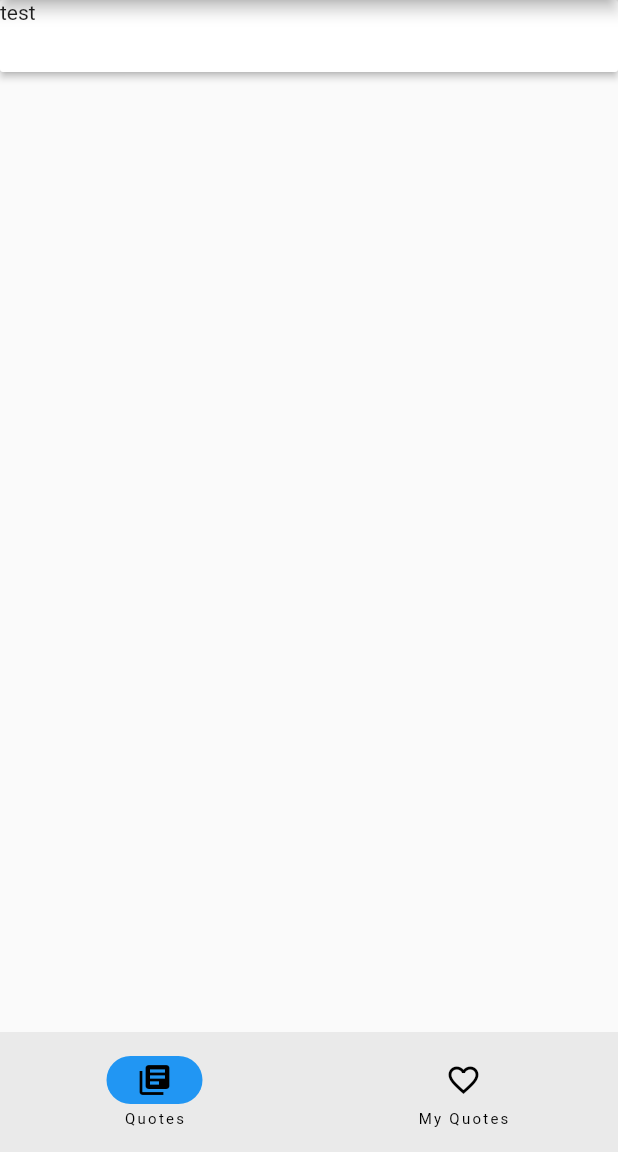
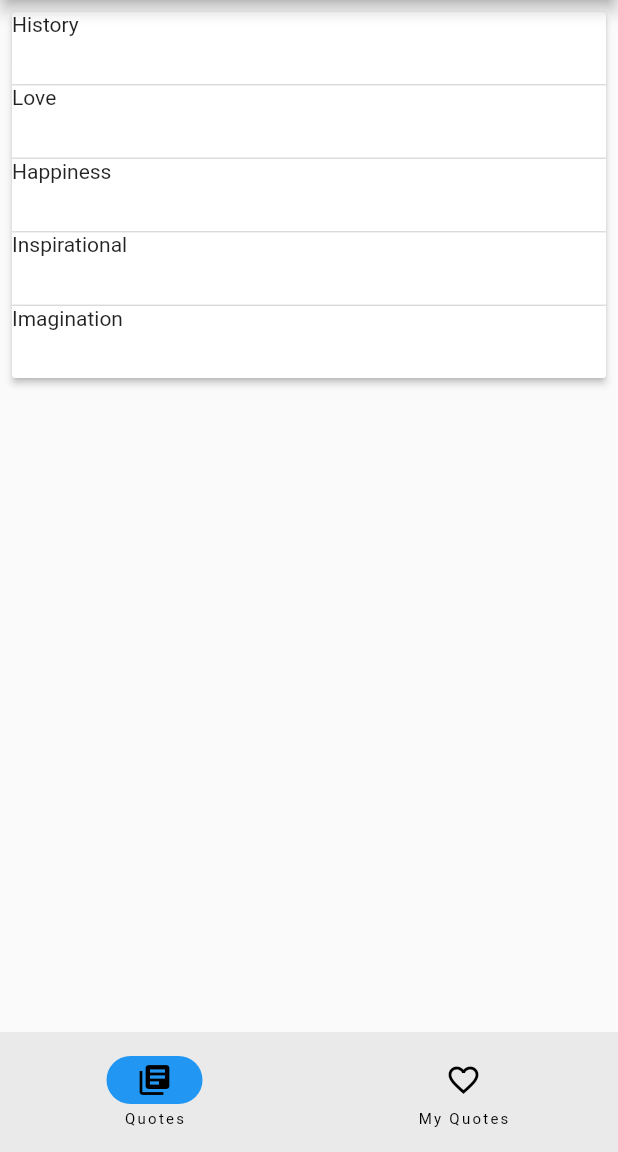
Before and after one commit to KerimNurikic/students_app, a Flutter app: the screen it shows after launch, in the side drawer, after a tap on "Quotes", on a phone screen of 412 x 824 dp, the part 84-1236 px from its top. Run offline on Flutter 3.47's test engine with Material 2 defaults, Android fonts, the phone set to English and light mode, and no system bars; network calls fail.

Commit message:
Work on quotes section

```diff
--- a/lib/services/quotes_service.dart
+++ b/lib/services/quotes_service.dart
@@ -2,7 +2,99 @@ import '../models/quote.dart';
 
 class QuotesService {
   static const endpoint = 'https://api.api-ninjas.com/v1/quotes';
-  static var quotes = [
+  static var happinessQuotes = [
+    Quote(
+        quoteText: 'The grand essentials of happiness are: something to do, something to love, and something to hope for.',
+        quoteAuthor: 'Chambers, Allan K.',
+        quoteCategory: 'happiness'),
+    Quote(
+      quoteText: 'We always deceive ourselves twice about the people we love - first to their advantage, then to their disadvantage.',
+      quoteAuthor: 'Albert Camus',
+      quoteCategory: 'love'),
+    Quote(
+        quoteText: 'We know from our own history that democratic institutions take decades to mature, and we know from past conflicts that freedom is not free.',
+        quoteAuthor: 'Jim DeMint',
+        quoteCategory: 'history'),
+    Quote(
+        quoteText: 'Fortunately, somewhere between chance and mystery lies imagination, the only thing that protects our freedom, despite the fact that people keep trying to reduce it or kill it off altogether.',
+        quoteAuthor: 'Luis Bunuel',
+        quoteCategory: 'imagination'),
+    Quote(
+        quoteText: 'In oneself lies the whole world and if you know how to look and learn, the door is there and the key is in your hand. Nobody on earth can give you either the key or the door to open, except yourself.',
+        quoteAuthor: 'Jiddu Krishnamurti',
+        quoteCategory: 'inspirational'),
+  ];
+
+  static var loveQuotes = [
+    Quote(
+        quoteText: 'The grand essentials of happiness are: something to do, something to love, and something to hope for.',
+        quoteAuthor: 'Chambers, Allan K.',
+        quoteCategory: 'happiness'),
+    Quote(
+      quoteText: 'We always deceive ourselves twice about the people we love - first to their advantage, then to their disadvantage.',
+      quoteAuthor: 'Albert Camus',
+      quoteCategory: 'love'),
+    Quote(
+        quoteText: 'We know from our own history that democratic institutions take decades to mature, and we know from past conflicts that freedom is not free.',
+        quoteAuthor: 'Jim DeMint',
+        quoteCategory: 'history'),
+    Quote(
+        quoteText: 'Fortunately, somewhere between chance and mystery lies imagination, the only thing that protects our freedom, despite the fact that people keep trying to reduce it or kill it off altogether.',
+        quoteAuthor: 'Luis Bunuel',
+        quoteCategory: 'imagination'),
+    Quote(
+        quoteText: 'In oneself lies the whole world and if you know how to look and learn, the door is there and the key is in your hand. Nobody on earth can give you either the key or the door to open, except yourself.',
+        quoteAuthor: 'Jiddu Krishnamurti',
+        quoteCategory: 'inspirational'),
+  ];
+
+  static var imaginationQuotes = [
+    Quote(
+        quoteText: 'The grand essentials of happiness are: something to do, something to love, and something to hope for.',
+        quoteAuthor: 'Chambers, Allan K.',
+        quoteCategory: 'happiness'),
+    Quote(
+      quoteText: 'We always deceive ourselves twice about the people we love - first to their advantage, then to their disadvantage.',
+      quoteAuthor: 'Albert Camus',
+      quoteCategory: 'love'),
+    Quote(
+        quoteText: 'We know from our own history that democratic institutions take decades to mature, and we know from past conflicts that freedom is not free.',
+        quoteAuthor: 'Jim DeMint',
+        quoteCategory: 'history'),
+    Quote(
+        quoteText: 'Fortunately, somewhere between chance and mystery lies imagination, the only thing that protects our freedom, despite the fact that people keep trying to reduce it or kill it off altogether.',
+        quoteAuthor: 'Luis Bunuel',
+        quoteCategory: 'imagination'),
+    Quote(
+        quoteText: 'In oneself lies the whole world and if you know how to look and learn, the door is there and the key is in your hand. Nobody on earth can give you either the key or the door to open, except yourself.',
+        quoteAuthor: 'Jiddu Krishnamurti',
+        quoteCategory: 'inspirational'),
+  ];
+
+  static var inspirationalQuotes = [
+    Quote(
+        quoteText: 'The grand essentials of happiness are: something to do, something to love, and something to hope for.',
+        quoteAuthor: 'Chambers, Allan K.',
+        quoteCategory: 'happiness'),
+    Quote(
+      quoteText: 'We always deceive ourselves twice about the people we love - first to their advantage, then to their disadvantage.',
+      quoteAuthor: 'Albert Camus',
+      quoteCategory: 'love'),
+    Quote(
+        quoteText: 'We know from our own history that democratic institutions take decades to mature, and we know from past conflicts that freedom is not free.',
+        quoteAuthor: 'Jim DeMint',
+        quoteCategory: 'history'),
+    Quote(
+        quoteText: 'Fortunately, somewhere between chance and mystery lies imagination, the only thing that protects our freedom, despite the fact that people keep trying to reduce it or kill it off altogether.',
+        quoteAuthor: 'Luis Bunuel',
+        quoteCategory: 'imagination'),
+    Quote(
+        quoteText: 'In oneself lies the whole world and if you know how to look and learn, the door is there and the key is in your hand. Nobody on earth can give you either the key or the door to open, except yourself.',
+        quoteAuthor: 'Jiddu Krishnamurti',
+        quoteCategory: 'inspirational'),
+  ];
+
+  static var historyQuotes = [
     Quote(
         quoteText: 'The grand essentials of happiness are: something to do, something to love, and something to hope for.',
         quoteAuthor: 'Chambers, Allan K.',
@@ -27,7 +119,20 @@ class QuotesService {
   static var favoriteQuotes = <Quote>[];
 
   List<Quote> getQuotesByCategory(String category) {
-    return quotes;
+    switch (category) {
+      case 'history':
+        return historyQuotes;
+      case 'love':
+        return loveQuotes;
+      case 'happiness':
+        return happinessQuotes;
+      case 'imagination':
+        return imaginationQuotes;
+      case 'inspirational':
+        return inspirationalQuotes;
+      default:
+      return List.empty();
+    }
   }
 
   List<Quote> getFavoriteQuotes(){
@@ -38,11 +143,17 @@ class QuotesService {
     return favoriteQuotes.contains(quote);
   }
 
-  void removeFromFavorites(Quote quote){
+  bool removeFromFavorites(Quote quote){
     favoriteQuotes.remove(quote);
+    return true;
   }
 
-  void addToFavorites(Quote quote){
-    favoriteQuotes.add(quote);
+  bool addToFavorites(Quote quote, [int index = -1]){
+    if(index >= 0){
+      favoriteQuotes.insert(index, quote);
+    } else{
+      favoriteQuotes.add(quote);
+    }
+    return true;
   }
 }
--- /dev/null
+++ b/lib/shared/constants.dart
@@ -0,0 +1,15 @@
+Map backgroundImages = {
+  'History': '',
+  'Love': '',
+  'Happiness': '',
+  'Imagination': '',
+  'Inspirational': ''
+};
+
+Map iconImages = {
+  'History': '',
+  'Love': '',
+  'Happiness': '',
+  'Imagination': '',
+  'Inspirational': ''
+};
--- a/lib/views/quotes/favorite_quotes.dart
+++ b/lib/views/quotes/favorite_quotes.dart
@@ -21,7 +21,20 @@ class _FavoriteQuotesState extends State<FavoriteQuotes> {
 
   void removeQuoteFromFavorites(Quote quote) {
     setState(() {
-      favoriteQuotes.remove(quote);
+      int index = favoriteQuotes.indexOf(quote);
+      if (QuotesService().removeFromFavorites(quote)) {
+        ScaffoldMessenger.of(context).hideCurrentSnackBar();
+        ScaffoldMessenger.of(context).showSnackBar(SnackBar(
+            content: const Text("Quote removed from favorites!"),
+            duration: const Duration(seconds: 3),
+            action: SnackBarAction(
+                label: 'Undo',
+                onPressed: () {
+                  setState(() {
+                    QuotesService().addToFavorites(quote, index);
+                  });
+                })));
+      }
     });
   }
 
--- a/lib/views/quotes/quote_list_item.dart
+++ b/lib/views/quotes/quote_list_item.dart
@@ -73,6 +73,7 @@ class QuoteListItem extends StatelessWidget {
                           Icon(
                             getIconFromCategory(quote.quoteCategory),
                             size: 15,
+                            color: Theme.of(context).primaryColor,
                           ),
                         ],
                       ),
@@ -83,8 +84,14 @@ class QuoteListItem extends StatelessWidget {
                               if (canFavorite)
                                 IconButton(
                                   icon: isFavorite
-                                      ? const Icon(Icons.favorite)
-                                      : const Icon(Icons.favorite_outline),
+                                      ? Icon(
+                                          Icons.favorite,
+                                          color: Theme.of(context).primaryColor,
+                                        )
+                                      : Icon(
+                                          Icons.favorite_outline,
+                                          color: Theme.of(context).primaryColor,
+                                        ),
                                   onPressed: onFavoritePressed,
                                   tooltip: isFavorite
                                       ? 'Remove from favorites'
--- a/lib/views/quotes/quotes_list.dart
+++ b/lib/views/quotes/quotes_list.dart
@@ -2,7 +2,9 @@ import 'package:flutter/material.dart';
 import 'package:flutter_application_1/models/quote.dart';
 import 'package:flutter_application_1/services/quotes_service.dart';
 import 'package:flutter_application_1/shared/widgets/expansion_panel_no_icon.dart';
-import 'package:flutter_application_1/views/quotes/quote_list_item.dart';
+import 'package:flutter_application_1/views/quotes/quotes_panel_body.dart';
+import 'package:flutter_application_1/views/quotes/quotes_panel_header.dart';
+import 'package:flutter_application_1/shared/constants.dart' as constants;
 
 class QuotesList extends StatefulWidget {
   const QuotesList({super.key});
@@ -18,16 +20,16 @@ class _QuotesListState extends State<QuotesList> {
   var happinessQuotes = <Quote>[];
   var imaginationQuotes = <Quote>[];
 
-  bool _isExpanded = false;
+  var isPanelExpanded = [false, false, false, false, false];
 
   @override
   void initState() {
     super.initState();
-    historyQuotes = QuotesService().getQuotesByCategory('test');
-    loveQuotes = QuotesService().getQuotesByCategory('test');
-    inspirationalQuotes = QuotesService().getQuotesByCategory('test');
-    happinessQuotes = QuotesService().getQuotesByCategory('test');
-    imaginationQuotes = QuotesService().getQuotesByCategory('test');
+    historyQuotes = QuotesService().getQuotesByCategory('history');
+    loveQuotes = QuotesService().getQuotesByCategory('love');
+    inspirationalQuotes = QuotesService().getQuotesByCategory('inspirational');
+    happinessQuotes = QuotesService().getQuotesByCategory('happiness');
+    imaginationQuotes = QuotesService().getQuotesByCategory('imagination');
   }
 
   bool isFavorite(Quote quote) {
@@ -42,43 +44,49 @@ class _QuotesListState extends State<QuotesList> {
     }
 
     setState(() {
-      historyQuotes = QuotesService().getQuotesByCategory('test');
+      //historyQuotes = QuotesService().getQuotesByCategory('test');
     });
   }
 
   @override
   Widget build(BuildContext context) {
     return SingleChildScrollView(
+      child: Padding(
+        padding: const EdgeInsets.all(8.0),
         child: ExpansionPanelListNoIcon(
           expansionCallback: (panelIndex, isExpanded) {
             setState(() {
-            _isExpanded = isExpanded;
+              isPanelExpanded[panelIndex] = isExpanded;
             });
           },
           children: [
-          ExpansionPanelNoIcon(
-            body: SingleChildScrollView(
-              child: Column(
-                children: historyQuotes
-                    .map((quote) => QuoteListItem(
-                          quote: quote,
-                          canDelete: false,
-                          isFavorite: isFavorite(quote),
-                          canFavorite: true,
-                          onFavoritePressed: () => addOrRemoveFromFavorites(quote),
-                        ))
-                    .toList(),
+            getPanel(historyQuotes, 0, 'History'),
+            getPanel(loveQuotes, 1, 'Love'),
+            getPanel(happinessQuotes, 2, 'Happiness'),
+            getPanel(inspirationalQuotes, 3, 'Inspirational'),
+            getPanel(imaginationQuotes, 4, 'Imagination')
+          ],
         ),
       ),
-            isExpanded: _isExpanded,
+    );
+  }
+
+  ExpansionPanelNoIcon getPanel(
+      List<Quote> quotes, int panelIndex, String title) {
+    return ExpansionPanelNoIcon(
+      body: QuotesPanelBody(
+          quotes: quotes,
+          onFavoritePressed: addOrRemoveFromFavorites,
+          isFavorite: isFavorite),
+      isExpanded: isPanelExpanded[panelIndex],
       canTapOnHeader: true,
       hasIcon: false,
       headerBuilder: (context, isExpanded) {
-              return const Text('test');
+        return QuotesPanelHeader(
+            backgroundImage: constants.backgroundImages[title],
+            iconImage: constants.iconImages[title],
+            quotesTitle: title);
       },
-          ),
-        ],
-      ),
     );
   }
 }
--- /dev/null
+++ b/lib/views/quotes/quotes_panel_body.dart
@@ -0,0 +1,53 @@
+import 'package:flutter/material.dart';
+import 'package:flutter_application_1/models/quote.dart';
+import 'package:flutter_application_1/views/quotes/quote_list_item.dart';
+
+class QuotesPanelBody extends StatelessWidget {
+  final List<Quote> quotes;
+  final Function(Quote) onFavoritePressed;
+  final bool Function(Quote) isFavorite;
+
+  const QuotesPanelBody({
+    super.key,
+    required this.quotes,
+    required this.onFavoritePressed,
+    required this.isFavorite,
+  });
+
+  @override
+  Widget build(BuildContext context) {
+    return Padding(
+      padding: const EdgeInsets.fromLTRB(5, 0, 5, 20),
+      child: SingleChildScrollView(
+        child: Column(
+          children: [
+            Column(
+              children: quotes
+                  .map((quote) => QuoteListItem(
+                        quote: quote,
+                        canDelete: false,
+                        isFavorite: isFavorite(quote),
+                        canFavorite: true,
+                        onFavoritePressed: () => onFavoritePressed(quote),
+                      ))
+                  .toList(),
+            ),
+            const SizedBox(height: 15),
+            Container(
+              padding: const EdgeInsets.fromLTRB(16, 0, 16, 0),
+              width: double.infinity,
+              child: ElevatedButton.icon(
+                onPressed: () {},
+                icon: const Icon(Icons.add),
+                label: const Text(
+                  'Generate new quotes',
+                  style: TextStyle(fontSize: 15, fontWeight: FontWeight.w400),
+                ),
+              ),
+            )
+          ],
+        ),
+      ),
+    );
+  }
+}
--- /dev/null
+++ b/lib/views/quotes/quotes_panel_header.dart
@@ -0,0 +1,17 @@
+import 'package:flutter/material.dart';
+
+class QuotesPanelHeader extends StatelessWidget {
+  final String quotesTitle;
+  final String backgroundImage;
+  final String iconImage;
+  const QuotesPanelHeader(
+      {super.key,
+      required this.backgroundImage,
+      required this.iconImage,
+      required this.quotesTitle});
+
+  @override
+  Widget build(BuildContext context) {
+    return Text(quotesTitle);
+  }
+}
```
Lines whose indentation alone changed are shown as unchanged.
